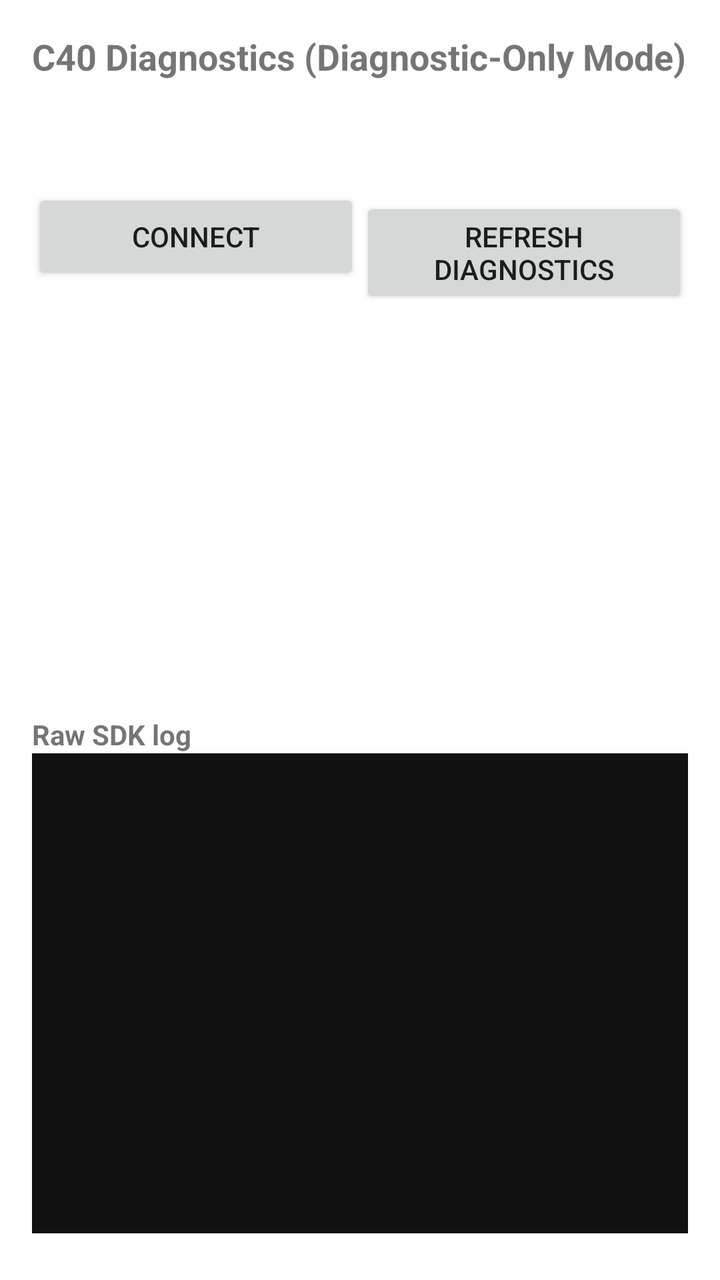
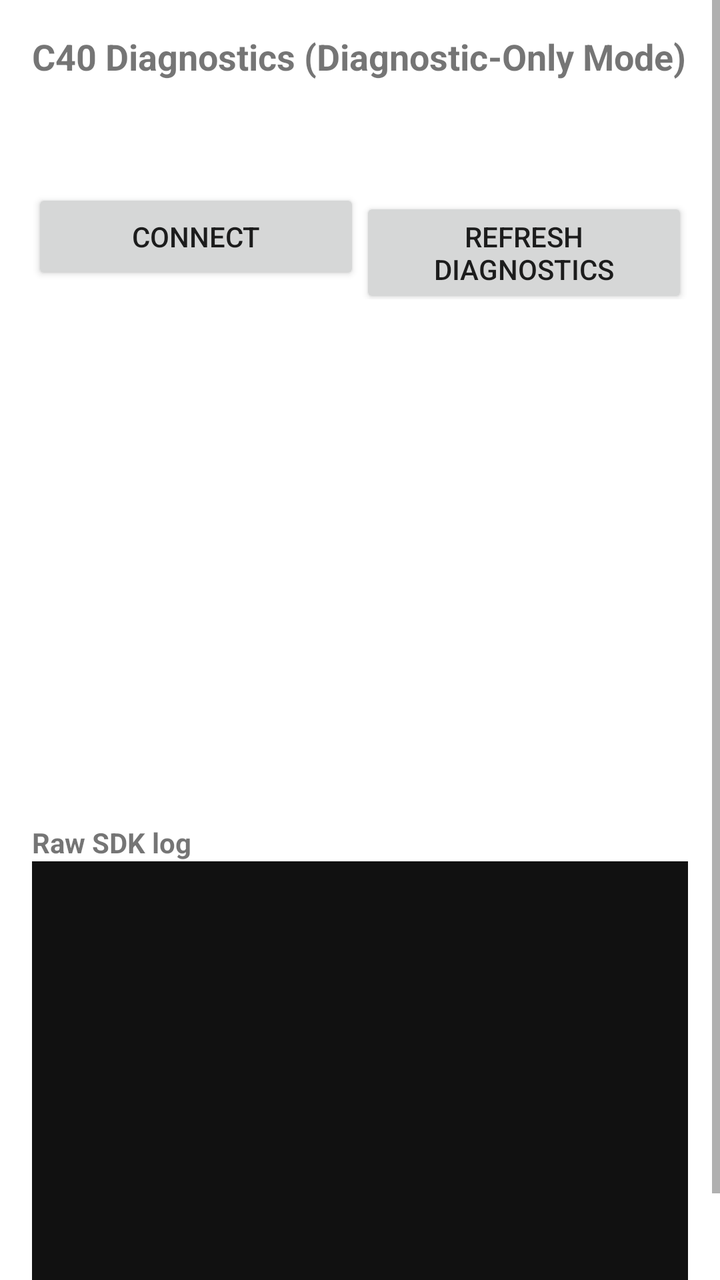

Screens rendered from an Android XML layout before and after an edit, with the pre-edit source and the edit as a unified diff.
<!-- AndroidManifest.xml: fallback theme Theme.MaterialComponents.DayNight.NoActionBar -->
<!-- res/layout/activity_main.xml -->
<?xml version="1.0" encoding="utf-8"?>
<ScrollView xmlns:android="http://schemas.android.com/apk/res/android"
    android:layout_width="match_parent"
    android:layout_height="match_parent">

    <LinearLayout
        android:layout_width="match_parent"
        android:layout_height="wrap_content"
        android:orientation="vertical"
        android:padding="16dp">

        <TextView
            android:id="@+id/tv_title"
            android:layout_width="match_parent"
            android:layout_height="wrap_content"
            android:text="@string/label_diagnostics"
            android:textStyle="bold"
            android:textSize="18sp"
            android:paddingBottom="8dp" />

        <TextView
            android:id="@+id/tv_operating_mode"
            android:layout_width="match_parent"
            android:layout_height="wrap_content" />

        <TextView
            android:id="@+id/tv_connection_status"
            android:layout_width="match_parent"
            android:layout_height="wrap_content"
            android:paddingBottom="8dp" />

        <LinearLayout
            android:layout_width="match_parent"
            android:layout_height="wrap_content"
            android:orientation="horizontal"
            android:paddingBottom="8dp">

            <Button
                android:id="@+id/btn_connect"
                android:layout_width="0dp"
                android:layout_height="wrap_content"
                android:layout_weight="1"
                android:text="Connect" />

            <Button
                android:id="@+id/btn_refresh"
                android:layout_width="0dp"
                android:layout_height="wrap_content"
                android:layout_weight="1"
                android:text="Refresh diagnostics" />
        </LinearLayout>

        <TextView
            android:id="@+id/tv_device_info"
            android:layout_width="match_parent"
            android:layout_height="wrap_content"
            android:fontFamily="monospace"
            android:textIsSelectable="true"
            android:paddingBottom="8dp" />

        <TextView
            android:id="@+id/tv_sdk_info"
            android:layout_width="match_parent"
            android:layout_height="wrap_content"
            android:fontFamily="monospace"
            android:textIsSelectable="true"
            android:paddingBottom="8dp" />

        <TextView
            android:id="@+id/tv_runtime_info"
            android:layout_width="match_parent"
            android:layout_height="wrap_content"
            android:fontFamily="monospace"
            android:textIsSelectable="true"
            android:paddingBottom="8dp" />

        <TextView
            android:id="@+id/tv_battery"
            android:layout_width="match_parent"
            android:layout_height="wrap_content"
            android:fontFamily="monospace"
            android:textIsSelectable="true" />

        <TextView
            android:id="@+id/tv_motor"
            android:layout_width="match_parent"
            android:layout_height="wrap_content"
            android:fontFamily="monospace"
            android:textIsSelectable="true" />

        <TextView
            android:id="@+id/tv_position"
            android:layout_width="match_parent"
            android:layout_height="wrap_content"
            android:fontFamily="monospace"
            android:textIsSelectable="true"
            android:paddingBottom="8dp" />

        <TextView
            android:id="@+id/tv_health"
            android:layout_width="match_parent"
            android:layout_height="wrap_content"
            android:fontFamily="monospace"
            android:textIsSelectable="true"
            android:paddingBottom="8dp" />

        <TextView
            android:id="@+id/tv_serial_ports"
            android:layout_width="match_parent"
            android:layout_height="wrap_content"
            android:fontFamily="monospace"
            android:textIsSelectable="true"
            android:paddingBottom="8dp" />

        <TextView
            android:layout_width="match_parent"
            android:layout_height="wrap_content"
            android:text="Raw SDK log"
            android:textStyle="bold" />

        <ScrollView
            android:id="@+id/sv_raw_log"
            android:layout_width="match_parent"
            android:layout_height="240dp"
            android:background="#111111">

            <TextView
                android:id="@+id/tv_raw_log"
                android:layout_width="match_parent"
                android:layout_height="wrap_content"
                android:fontFamily="monospace"
                android:textColor="#00FF00"
                android:textSize="11sp"
                android:padding="4dp"
                android:textIsSelectable="true" />
        </ScrollView>

    </LinearLayout>
</ScrollView>
<!-- resources referenced by this layout -->
<resources>
  <string name="label_diagnostics">C40 Diagnostics (Diagnostic-Only Mode)</string>
</resources>

<!-- the commit's change to res/layout/activity_main.xml (unified diff, before → after) -->
@@ -97,6 +97,22 @@
             android:paddingBottom="8dp" />
 
         <TextView
+            android:id="@+id/tv_sensors"
+            android:layout_width="match_parent"
+            android:layout_height="wrap_content"
+            android:fontFamily="monospace"
+            android:textIsSelectable="true"
+            android:paddingBottom="8dp" />
+
+        <TextView
+            android:id="@+id/tv_map"
+            android:layout_width="match_parent"
+            android:layout_height="wrap_content"
+            android:fontFamily="monospace"
+            android:textIsSelectable="true"
+            android:paddingBottom="8dp" />
+
+        <TextView
             android:id="@+id/tv_health"
             android:layout_width="match_parent"
             android:layout_height="wrap_content"
